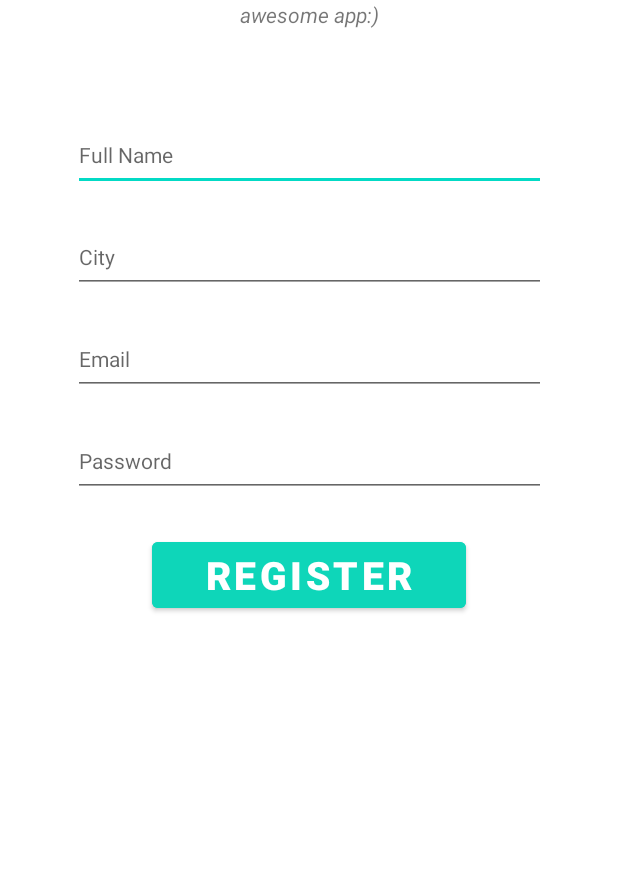
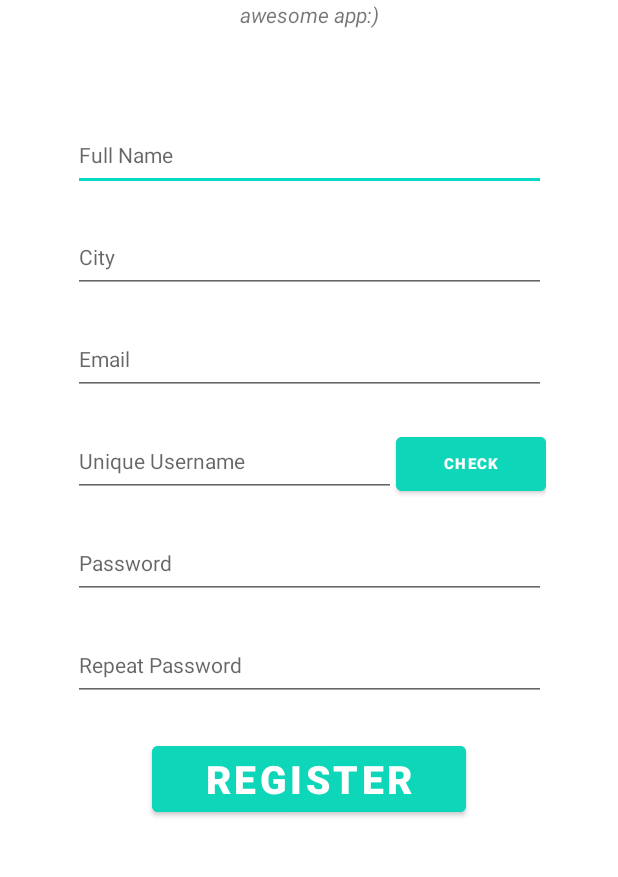
Before and after one commit to arielleslatus/CS5520-MobileAppDev-su21-Charitable, an Android app: the RegisterUser screen opened directly, with no data from a screen before it, on a phone screen of 412 x 824 dp, the part 240-1117 px from its top. Run offline under Robolectric (Android 15) with nearby library versions, the phone set to English and light mode, and no system bars; our stand-ins replace Firebase (no records; nobody signed in at launch, a user with empty details on screens opened directly).

Commit message:
added unique username so users are searchable

```diff
--- a/app/src/main/java/edu/neu/charitable/ForgotPassword.java
+++ b/app/src/main/java/edu/neu/charitable/ForgotPassword.java
@@ -58,7 +58,7 @@ public class ForgotPassword extends AppCompatActivity {
             return;
         }
 
-         progressBar.setVisibility(View.VISIBLE);
+        progressBar.setVisibility(View.VISIBLE);
         auth.sendPasswordResetEmail(email).addOnCompleteListener(new OnCompleteListener<Void>() {
             @Override
             public void onComplete(@NonNull Task<Void> task) {
--- a/app/src/main/res/layout/activity_register_user.xml
+++ b/app/src/main/res/layout/activity_register_user.xml
@@ -74,6 +74,41 @@
         app:layout_constraintTop_toBottomOf="@+id/city"
         />
 
+    <LinearLayout
+        android:id="@+id/username_wrapper"
+        android:layout_width="wrap_content"
+        android:layout_height="wrap_content"
+        app:layout_constraintTop_toBottomOf="@+id/email"
+        app:layout_constraintRight_toRightOf="parent"
+        app:layout_constraintLeft_toLeftOf="parent"
+        android:layout_marginTop="20dp"
+        >
+
+        <EditText
+            android:id="@+id/username"
+            android:layout_width="215dp"
+            android:layout_height="48dp"
+            android:ems="10"
+            android:inputType="textPassword"
+            android:textSize="14sp"
+            android:hint="Unique Username"
+            app:layout_constraintRight_toRightOf="parent"
+            app:layout_constraintLeft_toLeftOf="parent"
+            />
+
+        <Button
+            android:id="@+id/verfy_username"
+            android:layout_width="100dp"
+            android:layout_height="48dp"
+            android:onClick="verifyUsername"
+            android:backgroundTint="#0ED6B9"
+            android:text="Check"
+            android:textColor="#ffffff"
+            android:textSize="10sp"
+            android:textStyle="bold"/>
+
+    </LinearLayout>
+
     <EditText
         android:id="@+id/password"
         android:layout_width="315dp"
@@ -82,11 +117,27 @@
         android:inputType="textPassword"
         android:textSize="14sp"
         android:hint="Password"
-        app:layout_constraintTop_toBottomOf="@+id/email"
+        app:layout_constraintTop_toBottomOf="@+id/username_wrapper"
         app:layout_constraintRight_toRightOf="parent"
         app:layout_constraintLeft_toLeftOf="parent"
         android:layout_marginTop="20dp"
         />
+
+    <EditText
+        android:id="@+id/password_match"
+        android:layout_width="315dp"
+        android:layout_height="48dp"
+        android:ems="10"
+        android:inputType="textPassword"
+        android:textSize="14sp"
+        android:hint="Repeat Password"
+        app:layout_constraintTop_toBottomOf="@+id/password"
+        app:layout_constraintRight_toRightOf="parent"
+        app:layout_constraintLeft_toLeftOf="parent"
+        android:layout_marginTop="20dp"
+        />
+
+
 
     <Button
         android:id="@+id/registerUser"
@@ -100,7 +151,7 @@
         android:textStyle="bold"
         app:layout_constraintLeft_toLeftOf="parent"
         app:layout_constraintRight_toRightOf="parent"
-        app:layout_constraintTop_toBottomOf="@+id/password" />
+        app:layout_constraintTop_toBottomOf="@+id/password_match" />
 
     <ProgressBar
         android:id="@+id/progressBar"
```
Also changed, not shown: app/src/main/java/edu/neu/charitable/RegisterUser.java (+68 -2 lines), app/src/main/java/edu/neu/charitable/User.java (+8 -1 lines), 4 other files.
